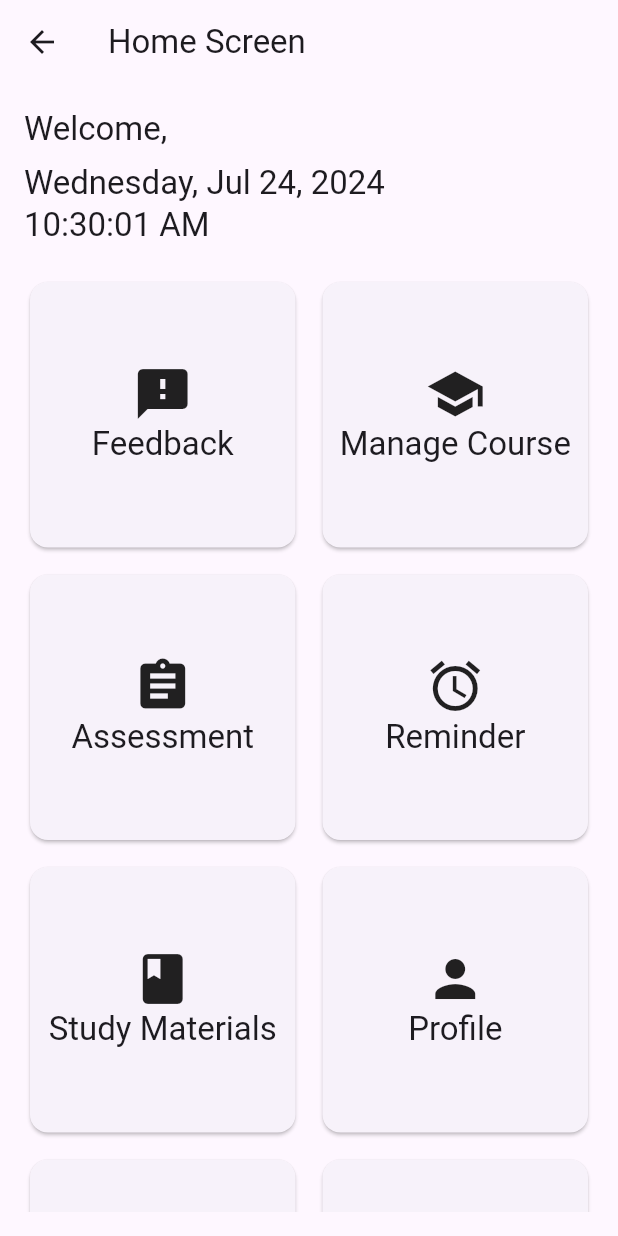
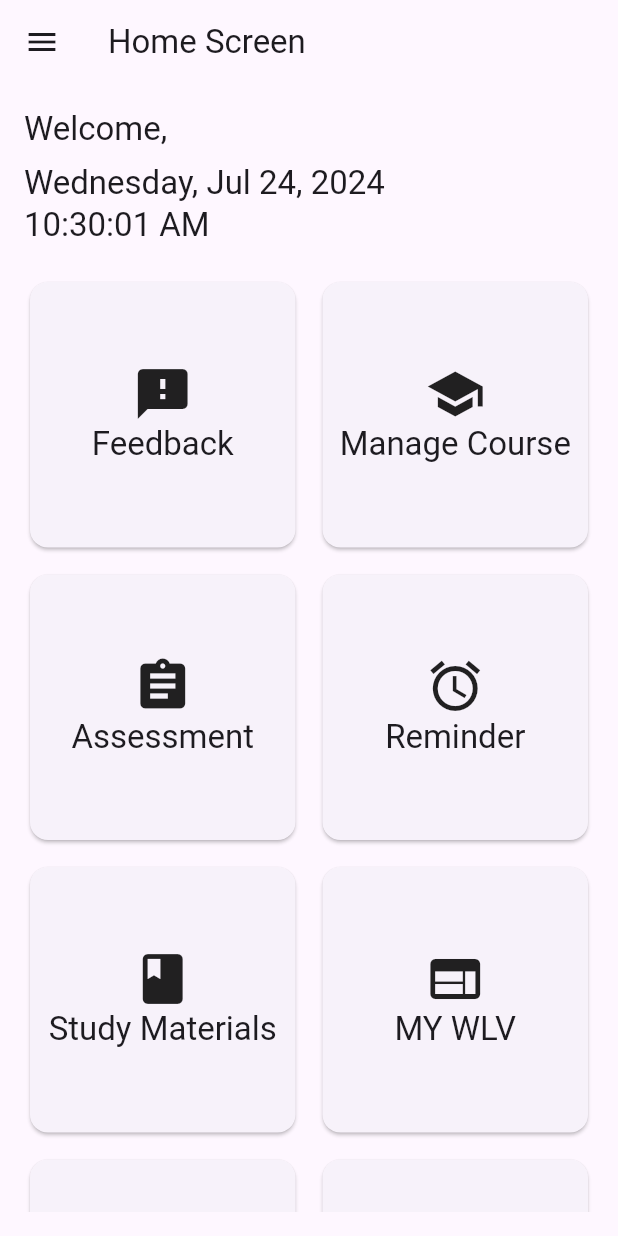
Before and after one commit to sundaybamidele/StudyGuideApp, a Flutter app: the HomeScreen screen opened by its route, on a phone screen of 412 x 824 dp. Run offline on Flutter 3.47's test engine with Material 3 defaults, Android fonts, the phone set to English and light mode, and no system bars; our stand-ins replace cloud_firestore, cloud_functions, file_picker, firebase_auth, firebase_core, firebase_storage and 3 more; accounts and stored records are empty.

```diff
--- a/lib/screens/home_screen.dart
+++ b/lib/screens/home_screen.dart
@@ -1,8 +1,11 @@
+// ignore_for_file: deprecated_member_use
+
 import 'dart:async';
 
 import 'package:flutter/material.dart';
 import 'package:provider/provider.dart';
 import 'package:intl/intl.dart'; // For date formatting
+import 'package:url_launcher/url_launcher.dart';
 import 'package:studyguideapp/screens/course_list_screen.dart';
 import '../services/auth_service.dart';
 import 'feedback_screen.dart';
@@ -10,7 +13,6 @@ import 'assessment_screen.dart';
 import 'reminder_screen.dart';
 import 'study_materials_screen.dart';
 import 'user_profile_screen.dart';
-import 'create_course_screen.dart';
 import 'about_screen.dart';
 
 class HomeScreen extends StatefulWidget {
@@ -23,6 +25,7 @@ class HomeScreen extends StatefulWidget {
 class _HomeScreenState extends State<HomeScreen> {
   late String _userName;
   late DateTime _currentDateTime;
+  Timer? _timer;
 
   @override
   void initState() {
@@ -35,7 +38,7 @@ class _HomeScreenState extends State<HomeScreen> {
   }
 
   void _updateTime() {
-    Timer.periodic(const Duration(seconds: 1), (Timer timer) {
+    _timer = Timer.periodic(const Duration(seconds: 1), (Timer timer) {
       setState(() {
         _currentDateTime = DateTime.now();
       });
@@ -43,10 +46,125 @@ class _HomeScreenState extends State<HomeScreen> {
   }
 
   @override
+  void dispose() {
+    _timer?.cancel();
+    super.dispose();
+  }
+
+  Future<void> _launchURL(String url) async {
+    if (await canLaunch(url)) {
+      await launch(url);
+    } else {
+      throw 'Could not launch $url';
+    }
+  }
+
+  @override
   Widget build(BuildContext context) {
     return Scaffold(
       appBar: AppBar(
         title: const Text('Home Screen'),
+      ),
+      drawer: Drawer(
+        child: ListView(
+          padding: EdgeInsets.zero,
+          children: <Widget>[
+            DrawerHeader(
+              decoration: BoxDecoration(
+                color: Theme.of(context).primaryColor,
+              ),
+              child: Column(
+                crossAxisAlignment: CrossAxisAlignment.start,
+                children: [
+                  const CircleAvatar(
+                    radius: 40,
+                    backgroundImage: NetworkImage(
+                      'https://via.placeholder.com/150', // Placeholder image URL for the user's profile picture
+                    ),
+                  ),
+                  const SizedBox(height: 8),
+                  Text(
+                    _userName,
+                    style: Theme.of(context).textTheme.titleLarge?.copyWith(color: Colors.white),
+                  ),
+                ],
+              ),
+            ),
+            _buildDrawerItem(
+              context,
+              'Feedback',
+              Icons.feedback,
+              () => Navigator.push(
+                context,
+                MaterialPageRoute(builder: (context) => const FeedbackScreen()),
+              ),
+            ),
+            _buildDrawerItem(
+              context,
+              'Manage Course',
+              Icons.school,
+              () => Navigator.push(
+                context,
+                MaterialPageRoute(builder: (context) => const CourseListScreen()),
+              ),
+            ),
+            _buildDrawerItem(
+              context,
+              'Assessment',
+              Icons.assignment,
+              () => Navigator.push(
+                context,
+                MaterialPageRoute(builder: (context) => const AssessmentScreen()),
+              ),
+            ),
+            _buildDrawerItem(
+              context,
+              'Reminder',
+              Icons.alarm,
+              () => Navigator.push(
+                context,
+                MaterialPageRoute(builder: (context) => const ReminderScreen()),
+              ),
+            ),
+            _buildDrawerItem(
+              context,
+              'Study Materials',
+              Icons.book,
+              () => Navigator.push(
+                context,
+                MaterialPageRoute(builder: (context) => const StudyMaterialsScreen()),
+              ),
+            ),
+            _buildDrawerItem(
+              context,
+              'Profile',
+              Icons.person,
+              () => Navigator.push(
+                context,
+                MaterialPageRoute(builder: (context) => const UserProfileScreen()),
+              ),
+            ),
+            _buildDrawerItem(
+              context,
+              'About',
+              Icons.info,
+              () => Navigator.push(
+                context,
+                MaterialPageRoute(builder: (context) => const AboutScreen()),
+              ),
+            ),
+            _buildDrawerItem(
+              context,
+              'Logout',
+              Icons.logout,
+              () async {
+                final authService = Provider.of<AuthService>(context, listen: false);
+                await authService.signOut();
+                Navigator.pushReplacementNamed(context, '/login');
+              },
+            ),
+          ],
+        ),
       ),
       body: Padding(
         padding: const EdgeInsets.all(16.0),
@@ -125,39 +243,26 @@ class _HomeScreenState extends State<HomeScreen> {
                   ),
                   _buildGridItem(
                     context,
-                    'Profile',
-                    Icons.person,
-                    () => Navigator.push(
-                      context,
-                      MaterialPageRoute(builder: (context) => const UserProfileScreen()),
-                    ),
+                    'MY WLV',
+                    Icons.web,
+                    () => _launchURL('https://my.wlv.ac.uk/dashboard/home'),
                   ),
                   _buildGridItem(
                     context,
-                    'Create Course',
-                    Icons.add_box,
-                    () => Navigator.push(
-                      context,
-                      MaterialPageRoute(builder: (context) => const CreateCourseScreen()),
-                    ),
+                    'Restart',
+                    Icons.restart_alt,
+                    () {
+                      setState(() {
+                        _currentDateTime = DateTime.now();
+                      });
+                    },
                   ),
                   _buildGridItem(
                     context,
-                    'About',
-                    Icons.info,
-                    () => Navigator.push(
-                      context,
-                      MaterialPageRoute(builder: (context) => const AboutScreen()),
-                    ),
-                  ),
-                  _buildGridItem(
-                    context,
-                    'Logout',
-                    Icons.logout,
-                    () async {
-                      final authService = Provider.of<AuthService>(context, listen: false);
-                      await authService.signOut();
-                      Navigator.pushReplacementNamed(context, '/login');
+                    'Exit',
+                    Icons.exit_to_app,
+                    () {
+                      Navigator.pop(context);
                     },
                   ),
                 ],
@@ -188,4 +293,17 @@ class _HomeScreenState extends State<HomeScreen> {
       ),
     );
   }
+
+  Widget _buildDrawerItem(
+    BuildContext context,
+    String title,
+    IconData icon,
+    VoidCallback onTap,
+  ) {
+    return ListTile(
+      leading: Icon(icon),
+      title: Text(title, style: Theme.of(context).textTheme.titleLarge),
+      onTap: onTap,
+    );
   }
+}
--- a/pubspec.yaml
+++ b/pubspec.yaml
@@ -35,6 +35,8 @@ dependencies:
   logger: ^1.0.0
   cloud_functions: 5.0.3
   image_picker: ^0.8.4+2
+  url_launcher: ^6.3.0
+
 
 
 
```
Also changed, not shown: pubspec.lock, 6 other files. Lines whose indentation alone changed are shown as unchanged.
